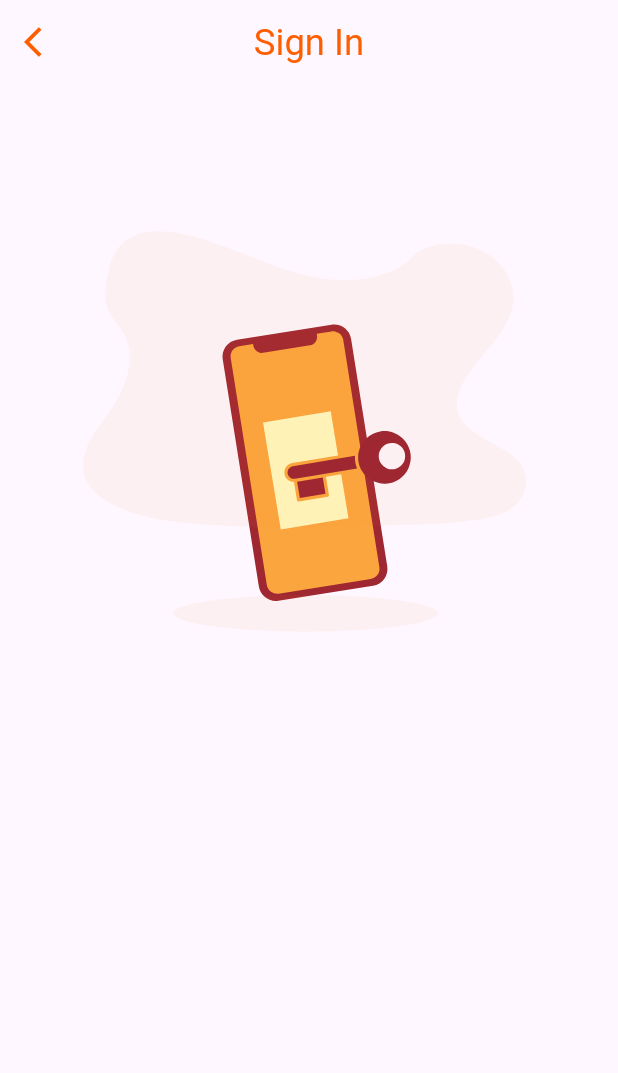
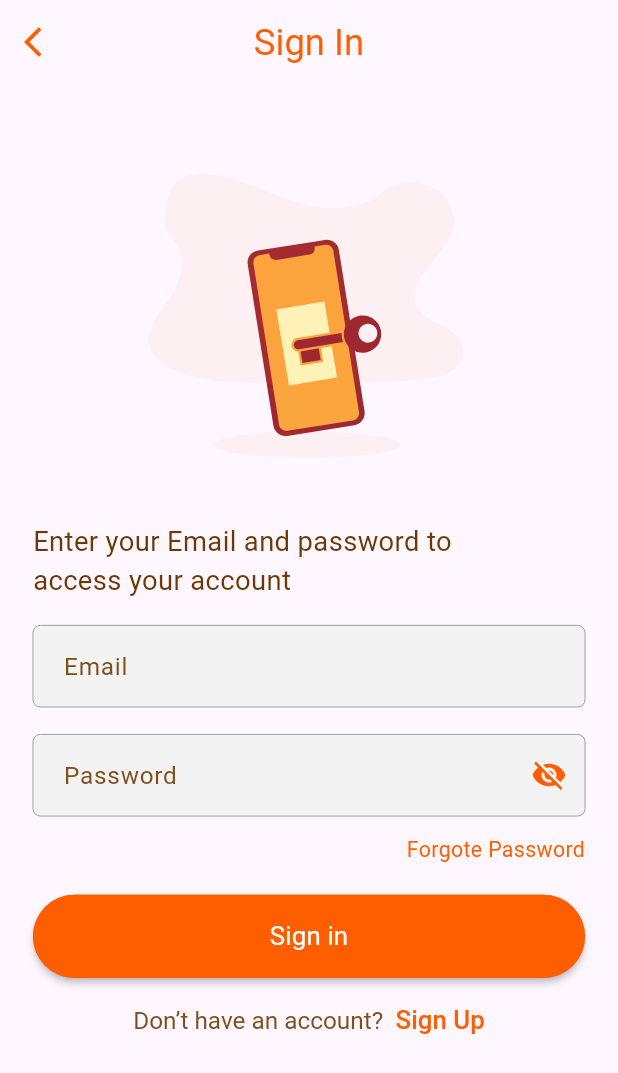
Before and after one commit to dragoncoder11/e_commerce, a Flutter app: the LoginScreen screen opened by its route, on a phone screen of 412 x 824 dp. Shown: the top 1073 px of the screen. Run offline on Flutter 3.47's test engine with Material 3 defaults, Android fonts, the light colour scheme and no system bars; our stand-ins replace bloc, dio, flutter_bloc, flutter_screenutil, flutter_svg.

Commit message:
make auth cubit

```diff
--- a/ecommerceapp/flutter_native_splash.yaml
+++ b/ecommerceapp/flutter_native_splash.yaml
@@ -6,6 +6,6 @@ flutter_native_splash:
 
   android_12:
 
-    image: assets/logo12.png
+    image: assets/group5.png
 
     color: "#FFFFFF"
--- a/ecommerceapp/lib/core/helper/constants.dart
+++ b/ecommerceapp/lib/core/helper/constants.dart
@@ -0,0 +1 @@
+const String baseUrl='https://student.valuxapps.com/api/';
--- a/ecommerceapp/lib/core/helper/spacing.dart
+++ b/ecommerceapp/lib/core/helper/spacing.dart
@@ -7,3 +7,9 @@ SizedBox verticalSpace(double height) => SizedBox(
 SizedBox horizentalSpace(double width) => SizedBox(
       width: width.w,
     );
+verticalQuery(BuildContext context,double verticalQ){
+  return MediaQuery.of(context).size.height*verticalQ.h;
+}
+horizentalQuery(BuildContext context,double horizentalQ){
+  return MediaQuery.of(context).size.height*horizentalQ.w;
+}
--- a/ecommerceapp/lib/core/routing/app_router.dart
+++ b/ecommerceapp/lib/core/routing/app_router.dart
@@ -4,6 +4,9 @@ import 'package:ecommerceapp/features/auth/ui/screens/login_screen.dart';
 import 'package:ecommerceapp/features/auth/ui/screens/sign_up_screen.dart';
 import 'package:ecommerceapp/features/on_boarding/ui/screens/on_boarding_screen.dart';
 import 'package:flutter/material.dart';
+import 'package:flutter_bloc/flutter_bloc.dart';
+
+import '../../features/auth/logic/cubit/auth_cubit.dart';
 
 class AppRouter{
   Route generateRoute(RouteSettings settings){
@@ -11,9 +14,17 @@ class AppRouter{
       case Routes.onBoardingScreen:
       return MaterialPageRoute(builder: (context)=>const OnBoardingScreen());
       case Routes.loginScreen:
-      return MaterialPageRoute(builder: (context)=>const LoginScreen());
+        return MaterialPageRoute(
+          builder: (context) => BlocProvider(
+            create: (context) => AuthCubit(),
+            child: const LoginScreen(),
+          ),
+        );
       case Routes.signUpScreen:
-      return MaterialPageRoute(builder: (context)=>const SignUpScreen());
+      return MaterialPageRoute(builder: (context)=>BlocProvider(
+        create: (context) => AuthCubit(),
+        child:const SignUpScreen(),
+      ));
 
       default:
       return MaterialPageRoute(builder: (context)=>Scaffold(
--- a/ecommerceapp/lib/core/theming/styles.dart
+++ b/ecommerceapp/lib/core/theming/styles.dart
@@ -33,6 +33,11 @@ class Styles{
     fontSize: 18.sp,
     color: lightOrange
   );
+   static TextStyle font14LightOrangeWeight400=TextStyle(
+    fontWeight: FontWeight.w400,
+    fontSize: 14.sp,
+    color: lightOrange
+  );
     static TextStyle font18BrownWeight400=TextStyle(
     fontWeight: FontWeight.w400,
     fontSize: 18.sp,
--- a/ecommerceapp/lib/core/widgets/custom_text_field.dart
+++ b/ecommerceapp/lib/core/widgets/custom_text_field.dart
@@ -0,0 +1,79 @@
+import 'package:ecommerceapp/core/theming/colors.dart';
+import 'package:ecommerceapp/core/theming/styles.dart';
+import 'package:flutter/material.dart';
+import 'package:flutter_screenutil/flutter_screenutil.dart';
+
+class CustomTextField extends StatefulWidget {
+  CustomTextField({
+    super.key,
+    required this.hint,
+    this.hintStyle,
+    this.horizontalPadding,
+    this.verticalPadding,
+    this.radius,
+    this.borderColor,
+    this.borderWidth,
+    this.suffixIcon,
+    this.obscureText,
+    this.suffixIconColor,
+    this.textFieldColor, this.cursorColor,
+  });
+  final String hint;
+  final TextStyle? hintStyle;
+  final Color? textFieldColor;
+  final double? horizontalPadding;
+  final double? verticalPadding;
+  final double? radius;
+  final Color? borderColor;
+  final double? borderWidth;
+  final Widget? suffixIcon;
+  bool? obscureText;
+  final Color? cursorColor;
+  final Color? suffixIconColor;
+
+  @override
+  State<CustomTextField> createState() => _CustomTextFieldState();
+}
+
+class _CustomTextFieldState extends State<CustomTextField> {
+  @override
+  Widget build(BuildContext context) {
+    return TextFormField(
+      style: Styles.font16LightBrownWeight400,
+      decoration: InputDecoration(
+        fillColor: widget.textFieldColor ?? lightergrey,
+        filled: true,
+        hintText: widget.hint,
+        hintStyle: widget.hintStyle ?? Styles.font16LightBrownWeight400,
+        contentPadding: EdgeInsets.symmetric(
+            horizontal: widget.horizontalPadding ?? 15.w,
+            vertical: widget.verticalPadding ?? 15.h),
+        enabledBorder: OutlineInputBorder(
+          borderRadius: BorderRadius.circular(widget.radius ?? 5),
+          borderSide: BorderSide(
+              color: widget.borderColor ?? Colors.grey, width: widget.borderWidth ?? 0),
+        ),
+        focusedBorder: OutlineInputBorder(
+          borderRadius: BorderRadius.circular(widget.radius ?? 5),
+          borderSide: BorderSide(
+              color: widget.borderColor ?? Colors.grey, width: widget.borderWidth ?? 0),
+        ),
+        suffixIcon: (widget.hint.toLowerCase().contains('password'))
+            ? IconButton(
+                onPressed: () {
+                  setState(() {
+                    widget.obscureText = !widget.obscureText!;
+                  });
+                },
+                icon: Icon(
+                  widget.obscureText ?? false ? Icons.visibility_off : Icons.visibility,
+                ),
+                color: widget.suffixIconColor ?? lightOrange,
+              )
+            : widget.suffixIcon,
+      ),
+      cursorColor: widget.cursorColor??lightOrange,
+      obscureText: widget.obscureText ?? false,
+    );
+  }
+}
--- /dev/null
+++ b/ecommerceapp/lib/features/auth/data/repos/auth_repo.dart
@@ -0,0 +1,5 @@
+/* import 'package:dartz/dartz.dart';
+
+abstract class AuthRepo{
+  Future <Either<Error,>>
+} */
--- /dev/null
+++ b/ecommerceapp/lib/features/auth/logic/cubit/auth_cubit.dart
@@ -0,0 +1,59 @@
+import 'package:bloc/bloc.dart';
+import 'package:dio/dio.dart';
+import 'package:ecommerceapp/core/failure/failure.dart';
+import 'package:ecommerceapp/features/auth/data/services/auth_service.dart';
+import 'package:meta/meta.dart';
+
+part 'auth_state.dart';
+
+class AuthCubit extends Cubit<AuthState> {
+  AuthCubit() : super(AuthInitial());
+  AuthService authService = AuthService(dio: Dio());
+  signUp({
+    required String name,
+    required String phone,
+    required String email,
+    required String password,
+  }) async {
+    try {
+      emit(RegisterLoadingState());
+      var data = await authService.auth(data: {
+        'name': name,
+        'phone': phone,
+        'email': email,
+        'password': password,
+      }, endPoint: 'register');
+      if (data['status'] == true) {
+        emit(RegisterSuccessState());
+      } else {
+        emit(FailedToRegisterState(errMessage: data['message']));
+      }
+    } on Exception catch (e) {
+      if (e is DioError) {
+        return ServerFailure.fromDioError(e);
+      }
+    }
+  }
+
+  login({
+    required String email,
+    required String password,
+  }) async {
+    try {
+      emit(LoginLoadingState());
+      var data = await authService.auth(data: {
+        'email': email,
+        'password': password,
+      }, endPoint: 'login');
+      if (data['status'] == true) {
+        emit(LoginSuccessState());
+      } else {
+        emit(FailedToLoginState(errMessage: data['message']));
+      }
+    } on Exception catch (e) {
+      if (e is DioError) {
+        return ServerFailure.fromDioError(e);
+      }
+    }
+  }
+}
--- a/ecommerceapp/lib/features/auth/ui/screens/login_screen.dart
+++ b/ecommerceapp/lib/features/auth/ui/screens/login_screen.dart
@@ -11,9 +11,14 @@ class LoginScreen extends StatelessWidget {
   Widget build(BuildContext context) {
     return Scaffold(
       appBar: AppBar(
-        leading: const Icon(
-          Icons.arrow_back_ios,
-          color: lightOrange,
+        leading: GestureDetector(
+          onTap: () {
+            Navigator.pop(context);
+          },
+          child: const Icon(
+            Icons.arrow_back_ios,
+            color: lightOrange,
+          ),
         ),
         title: Text(
           'Sign In',
--- a/ecommerceapp/lib/features/auth/ui/widgets/login_body.dart
+++ b/ecommerceapp/lib/features/auth/ui/widgets/login_body.dart
@@ -1,4 +1,9 @@
+import 'package:ecommerceapp/core/helper/spacing.dart';
+import 'package:ecommerceapp/core/theming/styles.dart';
+import 'package:ecommerceapp/core/widgets/custom_button.dart';
+import 'package:ecommerceapp/core/widgets/custom_text_field.dart';
 import 'package:flutter/material.dart';
+import 'package:flutter/widgets.dart';
 import 'package:flutter_screenutil/flutter_screenutil.dart';
 import 'package:flutter_svg/flutter_svg.dart';
 
@@ -9,12 +14,60 @@ class LoginScreenBody extends StatelessWidget {
   Widget build(BuildContext context) {
     return SafeArea(
       child: Padding(
-        padding: EdgeInsets.symmetric(horizontal: 20.w,vertical: 10.h),
-        child: Column(
-          children: [
-        Center(child: SvgPicture.asset('assets/login.svg')),
-
-          ],
+        padding: EdgeInsets.symmetric(
+          horizontal: 20.w,
+        ),
+        child: SingleChildScrollView(
+          child: Column(
+            crossAxisAlignment: CrossAxisAlignment.start,
+            children: [
+              Center(
+                  child: SvgPicture.asset(
+                'assets/login.svg',
+                height:verticalQuery(context, .35)
+              )),
+              Padding(
+                padding: const EdgeInsets.only(right: 26),
+                child: Text(
+                  'Enter your Email and password to access your account',
+                  style: Styles.font18BrownWeight400,
+                ),
+              ),
+              verticalSpace(16),
+              CustomTextField(hint: 'Email'),
+              verticalSpace(18),
+              CustomTextField(
+                hint: 'Password',
+                obscureText: true,
+              ),
+              verticalSpace(12),
+              Align(
+                  alignment: AlignmentDirectional.centerEnd,
+                  child: Text(
+                    'Forgote Password',
+                    style: Styles.font14LightOrangeWeight400,
+                  )),
+              verticalSpace(20),
+              CustomButton(
+                onPressed: () {},
+                title: 'Sign in',
+              ),
+              verticalSpace(18),
+              Center(
+                child: RichText(
+                  text: TextSpan(
+                    text: 'Don’t have an account? ',
+                    style: Styles.font16LightBrownWeight400,
+                    children: <TextSpan>[
+                      TextSpan(
+                          text: ' Sign Up',
+                          style: Styles.font17LightOrangeWeight500),
+                    ],
+                  ),
+                ),
+              )
+            ],
+          ),
         ),
       ),
     );
--- a/ecommerceapp/lib/features/on_boarding/ui/widgets/on_boarding_body.dart
+++ b/ecommerceapp/lib/features/on_boarding/ui/widgets/on_boarding_body.dart
@@ -39,14 +39,14 @@ class OnBoardingScreenBody extends StatelessWidget {
             verticalSpace(50),
             CustomButton(
               onPressed: () {
-                Navigator.of(context).pushNamed(Routes.loginScreen);
+                Navigator.of(context).pushNamed(Routes.signUpScreen);
               },
               title: 'Sign up',
             ),
             verticalSpace(16),
             CustomButton(
               onPressed: () {
-                Navigator.of(context).pushNamed(Routes.signUpScreen);
+                Navigator.of(context).pushNamed(Routes.loginScreen);
               },
               title: 'Sign in',
               textStyle: Styles.font17LightOrangeWeight500,
--- a/ecommerceapp/pubspec.yaml
+++ b/ecommerceapp/pubspec.yaml
@@ -38,6 +38,10 @@ dependencies:
   flutter_native_splash: ^2.4.0
   flutter_screenutil: ^5.9.3
   flutter_svg: ^2.0.10+1
+  dartz: ^0.10.1
+  dio: ^5.5.0+1
+  bloc: ^8.1.4
+  flutter_bloc: ^8.1.6
 
 dev_dependencies:
   flutter_test:
```
Also changed, not shown: ecommerceapp/lib/core/failure/failure.dart (added, +46 -0 lines), ecommerceapp/lib/features/auth/data/services/auth_service.dart (added, +23 -0 lines), ecommerceapp/lib/features/auth/logic/cubit/auth_state.dart (added, +21 -0 lines), ecommerceapp/lib/features/auth/ui/screens/sign_up_screen.dart (+10 -4 lines), ecommerceapp/lib/features/auth/ui/widgets/sign_up_body.dart (+40 -5 lines), ecommerceapp/assets/group5.png (added), ecommerceapp/lib/features/auth/data/repos/auth_repo_implement.dart (added), ecommerceapp/pubspec.lock, 1 other file.
